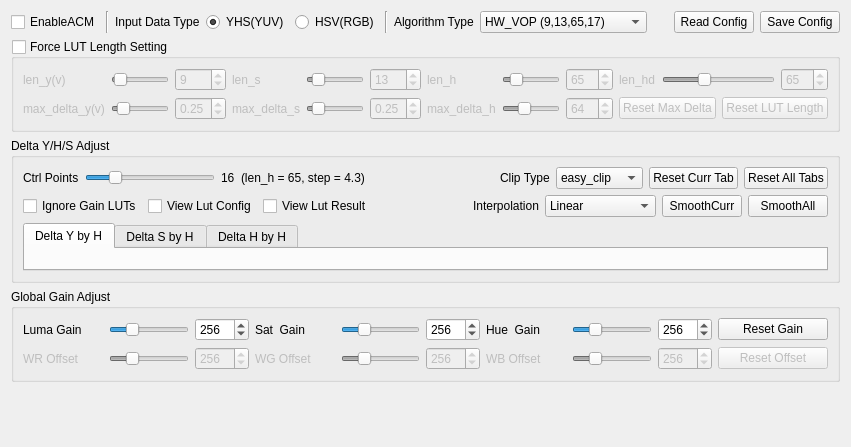
Old version of the form script/verify_tool_app/ui/acm_ui.ui in the repository FaiScofield/hwpq_verify.
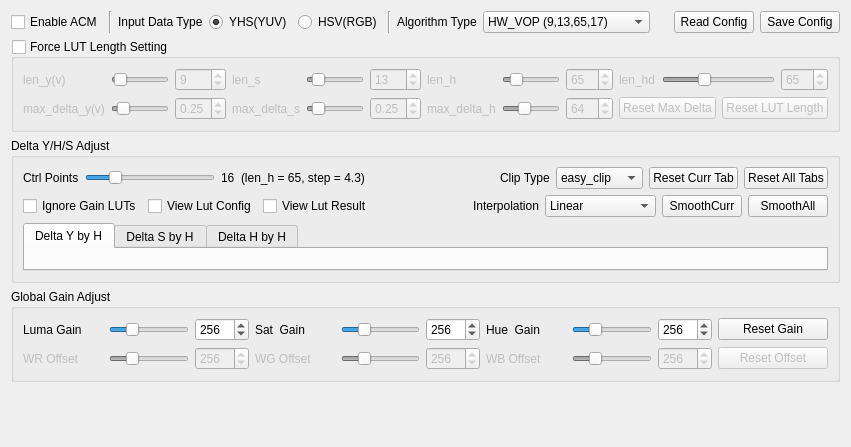
New version of the form.

The edit to the form file:
```diff
--- a/script/verify_tool_app/ui/acm_ui.ui
+++ b/script/verify_tool_app/ui/acm_ui.ui
@@ -19,7 +19,7 @@
      <item>
       <widget class="QCheckBox" name="checkBox_enable_acm">
        <property name="text">
-        <string>EnableACM</string>
+        <string>Enable ACM</string>
        </property>
       </widget>
      </item>
```
